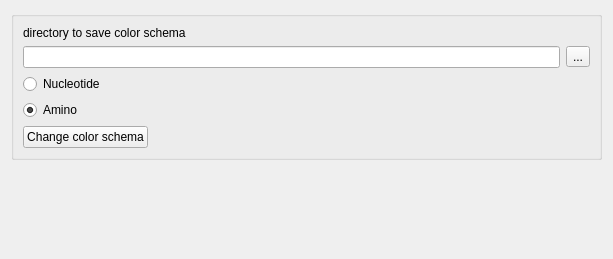
violethaze74/ugene, file src/corelibs/U2View/src/ov_msa/ui/ColorSchemaSettingsWidget.ui: the form before one commit.
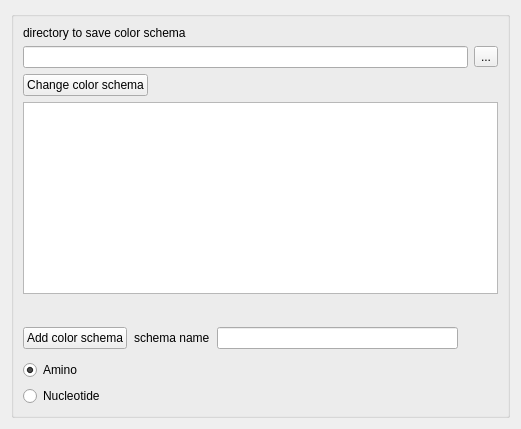
The form after the commit.

```diff
--- a/src/corelibs/U2View/src/ov_msa/ui/ColorSchemaSettingsWidget.ui
+++ b/src/corelibs/U2View/src/ov_msa/ui/ColorSchemaSettingsWidget.ui
@@ -6,8 +6,8 @@
    <rect>
     <x>0</x>
     <y>0</y>
-    <width>613</width>
-    <height>259</height>
+    <width>521</width>
+    <height>307</height>
    </rect>
   </property>
   <property name="windowTitle">
@@ -41,23 +41,6 @@
         </item>
        </layout>
       </item>
-      <item>
-       <widget class="QRadioButton" name="nucleotideMode">
-        <property name="text">
-         <string>Nucleotide</string>
-        </property>
-       </widget>
-      </item>
-      <item>
-       <widget class="QRadioButton" name="aminoMode">
-        <property name="text">
-         <string>Amino</string>
-        </property>
-        <property name="checked">
-         <bool>true</bool>
-        </property>
-       </widget>
-      </item>
       <item>
        <layout class="QHBoxLayout" name="horizontalLayout_2">
         <item>
@@ -85,9 +68,119 @@
         </item>
        </layout>
       </item>
+      <item>
+       <layout class="QHBoxLayout" name="horizontalLayout_4">
+        <property name="bottomMargin">
+         <number>7</number>
+        </property>
+        <item>
+         <widget class="QListWidget" name="colorSchemas">
+          <property name="sizePolicy">
+           <sizepolicy hsizetype="Expanding" vsizetype="Minimum">
+            <horstretch>0</horstretch>
+            <verstretch>0</verstretch>
+           </sizepolicy>
+          </property>
+         </widget>
+        </item>
+       </layout>
+      </item>
+      <item>
+       <widget class="QLabel" name="validLabel">
+        <property name="text">
+         <string/>
+        </property>
+       </widget>
+      </item>
+      <item>
+       <layout class="QHBoxLayout" name="horizontalLayout_3">
+        <property name="spacing">
+         <number>7</number>
+        </property>
+        <property name="bottomMargin">
+         <number>5</number>
+        </property>
+        <item>
+         <widget class="QPushButton" name="addSchemaButton">
+          <property name="text">
+           <string>Add color schema</string>
+          </property>
+         </widget>
+        </item>
+        <item>
+         <widget class="QLabel" name="label_2">
+          <property name="text">
+           <string>schema name</string>
+          </property>
+         </widget>
+        </item>
+        <item>
+         <widget class="QLineEdit" name="schemaName"/>
+        </item>
+        <item>
+         <spacer name="horizontalSpacer_2">
+          <property name="orientation">
+           <enum>Qt::Horizontal</enum>
+          </property>
+          <property name="sizeType">
+           <enum>QSizePolicy::Minimum</enum>
+          </property>
+          <property name="sizeHint" stdset="0">
+           <size>
+            <width>40</width>
+            <height>20</height>
+           </size>
+          </property>
+         </spacer>
+        </item>
+       </layout>
+      </item>
+      <item>
+       <widget class="QRadioButton" name="aminoMode">
+        <property name="text">
+         <string>Amino</string>
+        </property>
+        <property name="checked">
+         <bool>true</bool>
+        </property>
+       </widget>
+      </item>
+      <item>
+       <widget class="QRadioButton" name="nucleotideMode">
+        <property name="text">
+         <string>Nucleotide</string>
+        </property>
+       </widget>
+      </item>
+      <item>
+       <spacer name="verticalSpacer_3">
+        <property name="orientation">
+         <enum>Qt::Vertical</enum>
+        </property>
+        <property name="sizeHint" stdset="0">
+         <size>
+          <width>20</width>
+          <height>40</height>
+         </size>
+        </property>
+       </spacer>
+      </item>
      </layout>
     </widget>
    </item>
+   <item>
+    <spacer name="verticalSpacer_2">
+     <property name="orientation">
+      <enum>Qt::Vertical</enum>
+     </property>
+     <property name="sizeHint" stdset="0">
+      <size>
+       <width>20</width>
+       <height>40</height>
+      </size>
+     </property>
+    </spacer>
+   </item>
    <item>
     <spacer name="verticalSpacer">
      <property name="orientation">
```
